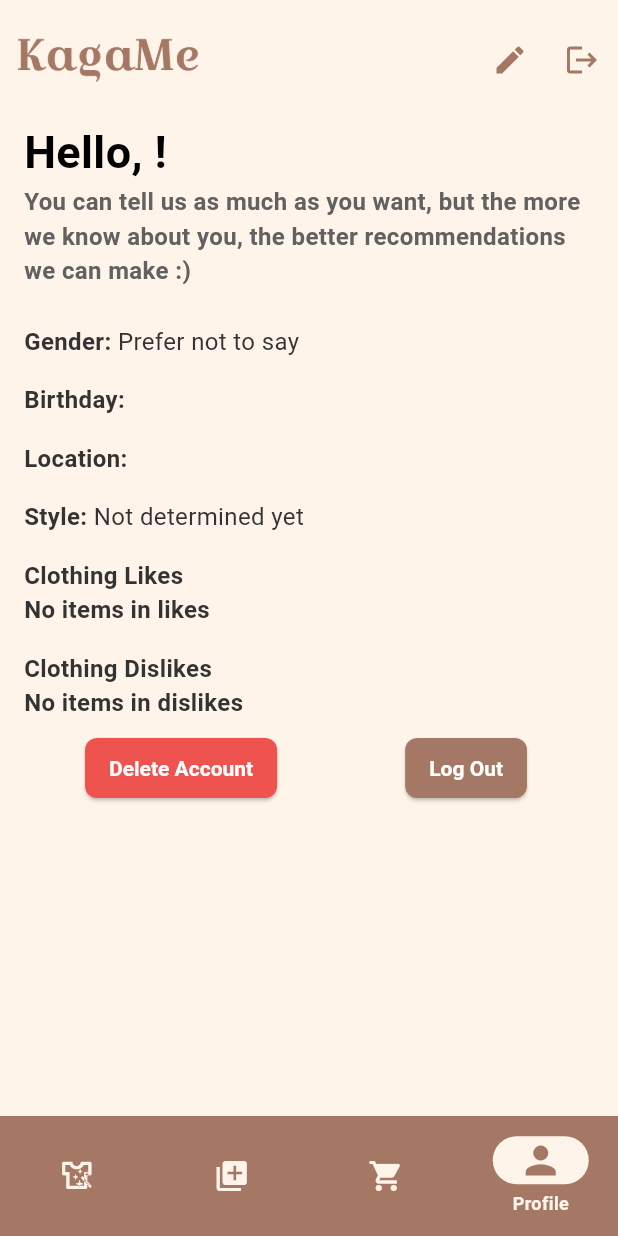
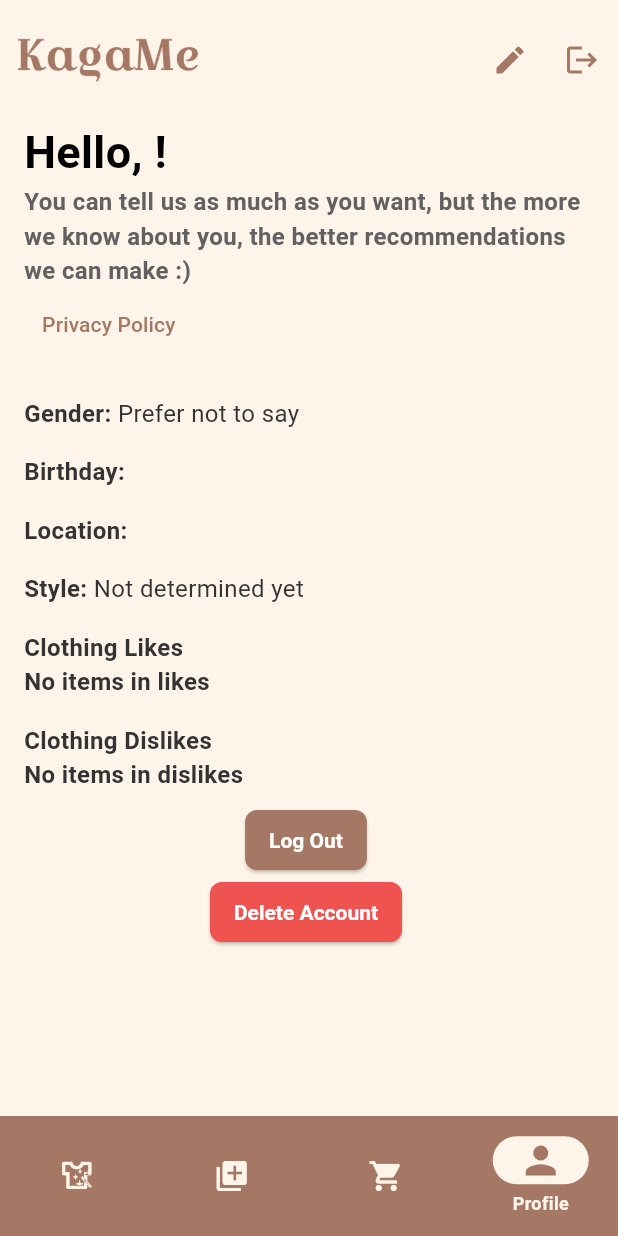
Before and after one commit to chienshyong/kagame_app, a Flutter app: the ProfilePage screen opened by its route, on a phone screen of 412 x 824 dp. Run offline on Flutter 3.47's test engine with Material 3 defaults, Android fonts, the light colour scheme and no system bars; our stand-ins replace cached_network_image, dropdown_search, event_bus, firebase_auth, firebase_core, flutter_cache_manager and 7 more; missing offline and left inert: flutter_client_sse, material_tag_editor; accounts and stored records are empty; network calls fail; project files that could hold a hidden picture were left out.

Commit message:
added privacy policy button to profile page

```diff
--- a/lib/profile/profile.dart
+++ b/lib/profile/profile.dart
@@ -7,6 +7,7 @@ import 'package:dropdown_search/dropdown_search.dart';
 import 'package:cached_network_image/cached_network_image.dart';
 import '../services/auth_service.dart';
 import 'stylequiz.dart';
+import 'package:url_launcher/url_launcher.dart';
 
 class ProfilePage extends StatefulWidget {
   final bool initialEditing;
@@ -450,6 +451,19 @@ class _ProfilePageState extends State<ProfilePage> {
                     "You can tell us as much as you want, but the more we know about you, the better recommendations we can make :)",
                     style: TextStyle(fontSize: 16.0, color: Colors.grey[700]),
                   ),
+
+                  TextButton(
+                    onPressed: () async {
+                      final Uri url = Uri.parse('https://kagame.webflow.io/privacy-policy');
+                      if (await canLaunchUrl(url)) {
+                        await launchUrl(url); // Launch the URL
+                      } else {
+                        throw 'Could not launch $url'; // Handle error if the URL can't be launched
+                      }
+                    },
+                    child: const Text('Privacy Policy'),
+                  ),
+
                   const SizedBox(height: 24),
 
                   // VIEW ONLY MODE
@@ -668,14 +682,38 @@ class _ProfilePageState extends State<ProfilePage> {
                     )
                         : Text('No items in dislikes'),
 
-                                      // Buttons at the bottom
+               // Buttons at the bottom
               Container(
+                width: double.infinity,
                 margin: EdgeInsets.only(top: 8.0),
                   child:
-                    Row(
-                      mainAxisAlignment: MainAxisAlignment.spaceAround,
+                    Column(
+                      crossAxisAlignment: CrossAxisAlignment.center,
+                      // mainAxisAlignment: MainAxisAlignment.spaceAround,
                       children: [
-                        Flexible(
+
+                        Container(
+                          child:
+                            Container(
+                              margin: EdgeInsets.only(right: 4.0),
+                              child:
+                                ElevatedButton(
+                                  onPressed: () async {
+                                    await authService.logout();
+                                    context.go('/login');
+                                  },
+                                  child: const Text('Log Out'),
+                                  style: ElevatedButton.styleFrom(
+                                    textStyle: TextStyle(
+                                      fontSize: 14,
+                                      fontWeight: FontWeight.bold,
+                                    ),
+                                  ),
+                                ),
+                            ),
+                          ),
+
+                        Container(
                           child:
                             Container(
                               margin: EdgeInsets.only(right: 4.0),
@@ -724,26 +762,7 @@ class _ProfilePageState extends State<ProfilePage> {
                               ),
                         ),
 
-                        Flexible(
-                          child:
-                            Container(
-                              margin: EdgeInsets.only(right: 4.0),
-                              child:
-                                ElevatedButton(
-                                  onPressed: () async {
-                                    await authService.logout();
-                                    context.go('/login');
-                                  },
-                                  child: const Text('Log Out'),
-                                  style: ElevatedButton.styleFrom(
-                                    textStyle: TextStyle(
-                                      fontSize: 14,
-                                      fontWeight: FontWeight.bold,
-                                    ),
-                                  ),
-                                ),
-                            ),
-                          ),
+
                         ]
                       ),
                     ),
```
